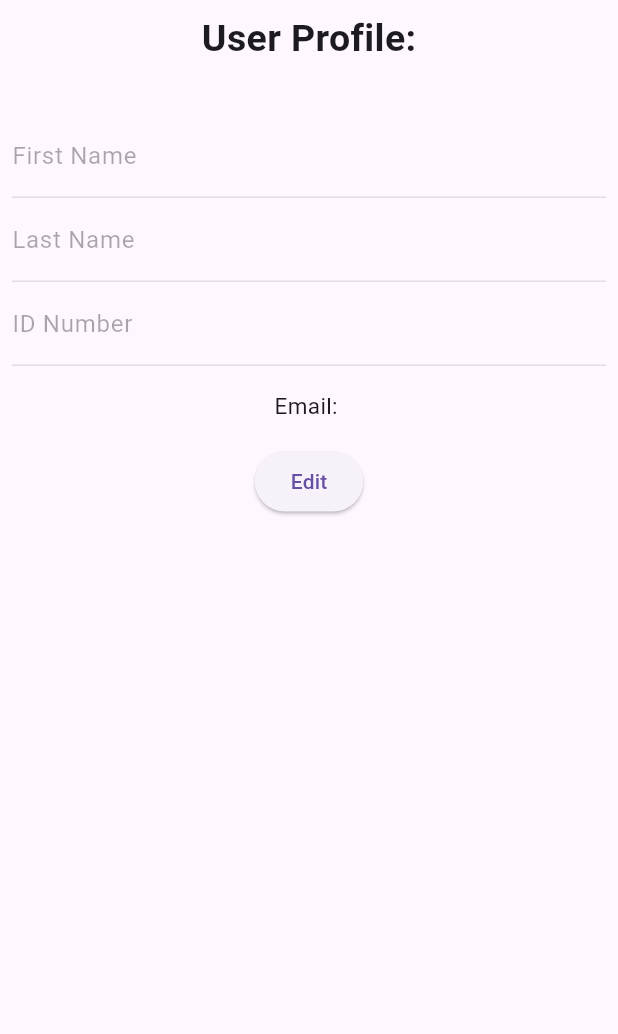
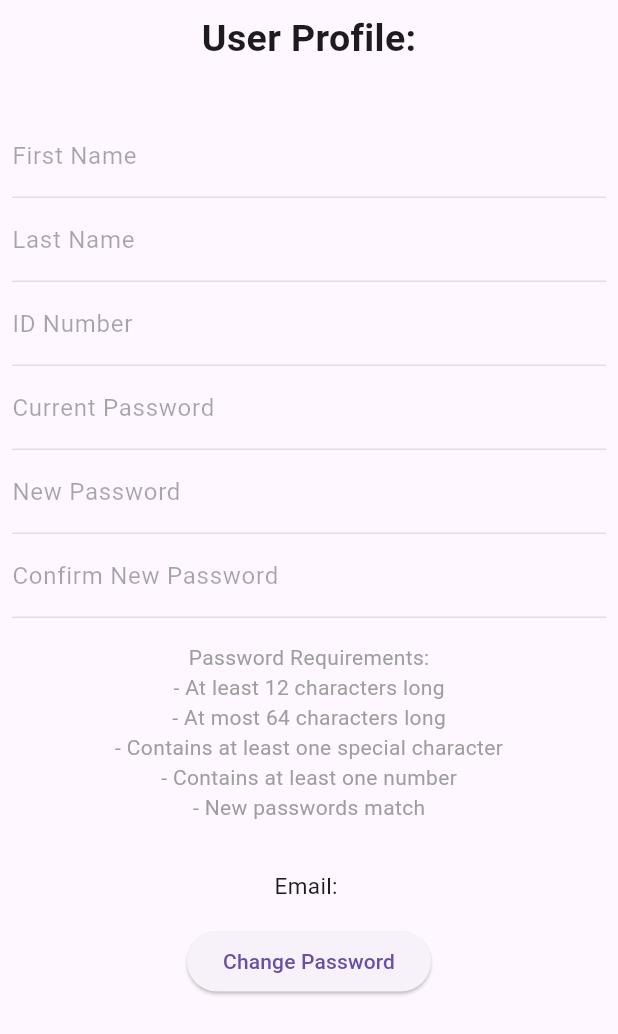
Before and after one commit to mroxas29/gsts, a Flutter app: the StudentProfileScreen widget shown alone on an empty page, opened directly, on a phone screen of 412 x 824 dp. Shown: the top 1034 px of the screen. Run offline on Flutter 3.47's test engine with Material 3 defaults, Android fonts, the phone set to English and light mode, and no system bars; our stand-ins replace cloud_firestore, firebase_auth, firebase_core, fl_chart; missing offline and left inert: dart:html, side_navigation; accounts and stored records are empty; statements that could not run were skipped.

Commit message:
added password requirements

```diff
--- a/lib/gradstudent_screen.dart
+++ b/lib/gradstudent_screen.dart
@@ -45,6 +45,11 @@ class _StudentProfileScreenState extends State<StudentProfileScreen> {
   TextEditingController firstNameController = TextEditingController();
   TextEditingController lastNameController = TextEditingController();
   TextEditingController idNumberController = TextEditingController();
+
+  TextEditingController currentPasswordController = TextEditingController();
+  TextEditingController newPasswordController = TextEditingController();
+  TextEditingController confirmNewPasswordController = TextEditingController();
+
   @override
   void initState() {
     super.initState();
@@ -65,6 +70,13 @@ class _StudentProfileScreenState extends State<StudentProfileScreen> {
   @override
   Widget build(BuildContext context) {
     User? user = FirebaseAuth.instance.currentUser;
+    bool is12chars = is12charslong(newPasswordController.text);
+    bool isAtMost64chars = isatmost64chars(newPasswordController.text);
+    bool hasSpecial = hasSpecialChar(newPasswordController.text);
+    bool hasNum = hasNumber(newPasswordController.text);
+    bool isMatching =
+        confirmNewPasswordController.text == newPasswordController.text;
+    bool curpassinc = false;
 
     if (user == null) {
       // User not logged in
@@ -89,19 +101,115 @@ class _StudentProfileScreenState extends State<StudentProfileScreen> {
             ),
             TextField(
               controller: firstNameController,
-              enabled: isEditing,
+              enabled: false,
               decoration: InputDecoration(labelText: 'First Name'),
             ),
             TextField(
               controller: lastNameController,
-              enabled: isEditing,
+              enabled: false,
               decoration: InputDecoration(labelText: 'Last Name'),
             ),
             TextField(
               controller: idNumberController,
+              enabled: false,
+              decoration: InputDecoration(labelText: 'ID Number'),
+            ),
+            TextFormField(
+              controller: currentPasswordController,
               enabled: isEditing,
-              decoration: InputDecoration(labelText: 'ID Number'),
-            ),
+              obscureText: true,
+              decoration: InputDecoration(labelText: 'Current Password'),
+              validator: (value) {
+                if (value != curpass) {
+                  curpassinc = false;
+                  return 'Current password is incorrect';
+                }
+                return null;
+              },
+            ),
+            TextField(
+              controller: newPasswordController,
+              enabled: isEditing,
+              obscureText: true,
+              decoration: InputDecoration(labelText: 'New Password'),
+              onChanged: (password) {
+                setState(() {
+                  is12chars = is12charslong(password);
+                  isAtMost64chars = isatmost64chars(password);
+                  hasSpecial = hasSpecialChar(password);
+                  hasNum = hasNumber(password);
+                  isMatching = confirmNewPasswordController.text ==
+                      newPasswordController.text;
+                });
+              },
+            ),
+            TextField(
+              controller: confirmNewPasswordController,
+              enabled: isEditing,
+              obscureText: true,
+              decoration: InputDecoration(labelText: 'Confirm New Password'),
+              onChanged: (passwordTextController) {
+                setState(() {
+                  isMatching = confirmNewPasswordController.text ==
+                      newPasswordController.text;
+                });
+              },
+            ),
+            SizedBox(height: 16),
+
+            Column(
+              children: [
+                Text(
+                  'Password Requirements:',
+                  style: TextStyle(
+                    color: isEditing ? Colors.black : Colors.grey,
+                  ),
+                ),
+                Text(
+                  '- At least 12 characters long',
+                  style: TextStyle(
+                    color: is12chars
+                        ? Colors.green
+                        : (isEditing ? Colors.red : Colors.grey),
+                  ),
+                ),
+                Text(
+                  '- At most 64 characters long',
+                  style: TextStyle(
+                    color: isEditing
+                        ? (isAtMost64chars ? Colors.green : Colors.red)
+                        : Colors.grey,
+                  ),
+                ),
+                Text(
+                  '- Contains at least one special character',
+                  style: TextStyle(
+                    color: hasSpecial
+                        ? Colors.green
+                        : (isEditing ? Colors.red : Colors.grey),
+                  ),
+                ),
+                Text(
+                  '- Contains at least one number',
+                  style: TextStyle(
+                    color: hasNum
+                        ? Colors.green
+                        : (isEditing ? Colors.red : Colors.grey),
+                  ),
+                ),
+                Text(
+                  isMatching
+                      ? '- New passwords match'
+                      : '- Passwords do not match',
+                  style: TextStyle(
+                    color: isEditing
+                        ? (isMatching ? Colors.green : Colors.red)
+                        : Colors.grey,
+                  ),
+                ),
+              ],
+            ),
+            SizedBox(height: 16),
             // Non-editable fields
             Container(
               height: 16,
@@ -117,50 +225,105 @@ class _StudentProfileScreenState extends State<StudentProfileScreen> {
                   isEditing = !isEditing;
                   if (!isEditing) {
                     // Save changes when editing is done
-                    updateUserProfile();
+                    //updateUserProfile();
+                    if (currentPasswordController.text == curpass) {
+                      curpassinc = true;
+                    }
+                    savePasswordChanges(
+                        newPasswordController.text,
+                        isMatching,
+                        isAtMost64chars,
+                        hasNum,
+                        hasSpecial,
+                        curpassinc,
+                        is12chars);
+                    // Clear password fields
+                    currentPasswordController.clear();
+                    newPasswordController.clear();
+                    confirmNewPasswordController.clear();
                   }
                 });
               },
-              child: Text(isEditing ? 'Save' : 'Edit'),
+              child: Text(isEditing ? 'Save Password' : 'Change Password'),
             ),
             SizedBox(height: 16),
           ],
         ));
   }
 
-  void updateUserProfile() async {
-    try {
-      FirebaseFirestore.instance
-          .collection('users')
-          .doc(currentUser.uid)
-          .update({
-        'displayname': {
-          'firstname': firstNameController.text,
-          'lastname': lastNameController.text,
-        },
-        'idnumber': int.parse(idNumberController.text),
-        // Add other fields as needed
-      });
-
-      // Show a SnackBar or any other feedback
-      ScaffoldMessenger.of(context).showSnackBar(
-        SnackBar(
-          content: Text('User data updated successfully'),
-          duration: Duration(seconds: 2),
-        ),
-      );
-    } catch (e) {
-      print('Error updating user data: $e');
-      // Handle the error or show an error message
-      ScaffoldMessenger.of(context).showSnackBar(
-        SnackBar(
-          content: Text('Error updating user data: $e'),
-          duration: Duration(seconds: 2),
-        ),
-      );
+  void savePasswordChanges(
+      String newPassword,
+      bool isMatching,
+      bool isatmost64chars,
+      bool hasNum,
+      bool hasSpecial,
+      bool curpassinc,
+      bool is12chars) async {
+    if (isMatching &&
+        isatmost64chars &&
+        hasNum &&
+        hasSpecial &&
+        curpassinc &&
+        is12chars) {
+      try {
+        // Update password if successfully reauthenticated
+        await FirebaseAuth.instance.currentUser!.updatePassword(newPassword);
+
+        ScaffoldMessenger.of(context).showSnackBar(
+          SnackBar(
+            content: Text('Password changed successfully'),
+            duration: Duration(seconds: 5),
+          ),
+        );
+      } catch (updateError) {
+        print('Error updating password: $updateError');
+        ScaffoldMessenger.of(context).showSnackBar(
+          SnackBar(
+            content: Text('Error updating password: $updateError'),
+            duration: Duration(seconds: 5),
+          ),
+        );
+      }
+    } else {
+      if (!curpassinc) {
+        ScaffoldMessenger.of(context).showSnackBar(
+          SnackBar(
+            content: Text('Current password is incorrect'),
+            duration: Duration(seconds: 2),
+          ),
+        );
+      } else {
+        ScaffoldMessenger.of(context).showSnackBar(
+          SnackBar(
+            content: Text('See password requirements'),
+            duration: Duration(seconds: 2),
+          ),
+        );
+      }
     }
   }
 }
+
+bool is12charslong(String password) {
+  return password.length >= 12;
+}
+
+bool isatmost64chars(String password) {
+  return password.length <= 64;
+}
+
+bool hasSpecialChar(String password) {
+  // Replace this with your logic to check if password has at least one special character
+  RegExp specialCharRegex = RegExp(r'[!@#\$%^&*(),.?":{}|<>]');
+  return specialCharRegex.hasMatch(password);
+}
+
+bool hasNumber(String password) {
+  // Replace this with your logic to check if password has at least one number
+  RegExp numberRegex = RegExp(r'\d');
+  return numberRegex.hasMatch(password);
+}
+// check if the password meets the specified requirements
 
 class CurriculumAuditScreen extends StatefulWidget {
   @override
--- a/lib/main.dart
+++ b/lib/main.dart
@@ -45,6 +45,7 @@ late Student? currentStudent;
 List<Student> enrolledStudent = [];
 bool wrongCreds = false;
 bool correctCreds = false;
+String curpass = passwordTextController.text;
 
 class _LoginPageState extends State<LoginPage> {
   Future<void> resetPassword(String email) async {
@@ -240,7 +241,6 @@ class _LoginPageState extends State<LoginPage> {
 
   void route() async {
     User? authuser = FirebaseAuth.instance.currentUser;
-
     await FirebaseFirestore.instance
         .collection('users')
         .doc(authuser!.uid)
```
Also changed, not shown: pubspec.lock.
